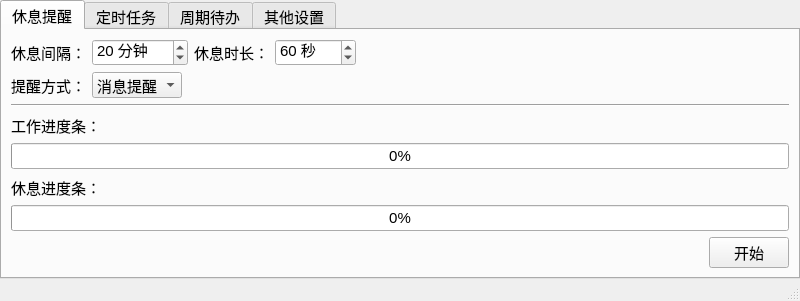
Old version of the form main.ui in the repository songquanpeng/personal-assistant.
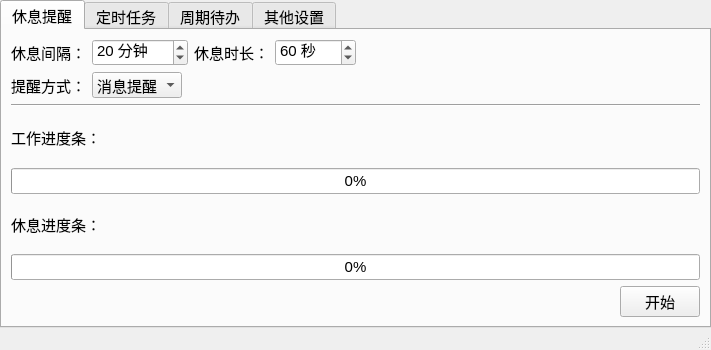
New version of the form.

Commit message: Adjust window size

```diff
--- a/main.ui
+++ b/main.ui
@@ -6,8 +6,8 @@
    <rect>
     <x>0</x>
     <y>0</y>
-    <width>800</width>
-    <height>296</height>
+    <width>711</width>
+    <height>350</height>
    </rect>
   </property>
   <property name="windowTitle">
```
The commit also changes 1 other file.
